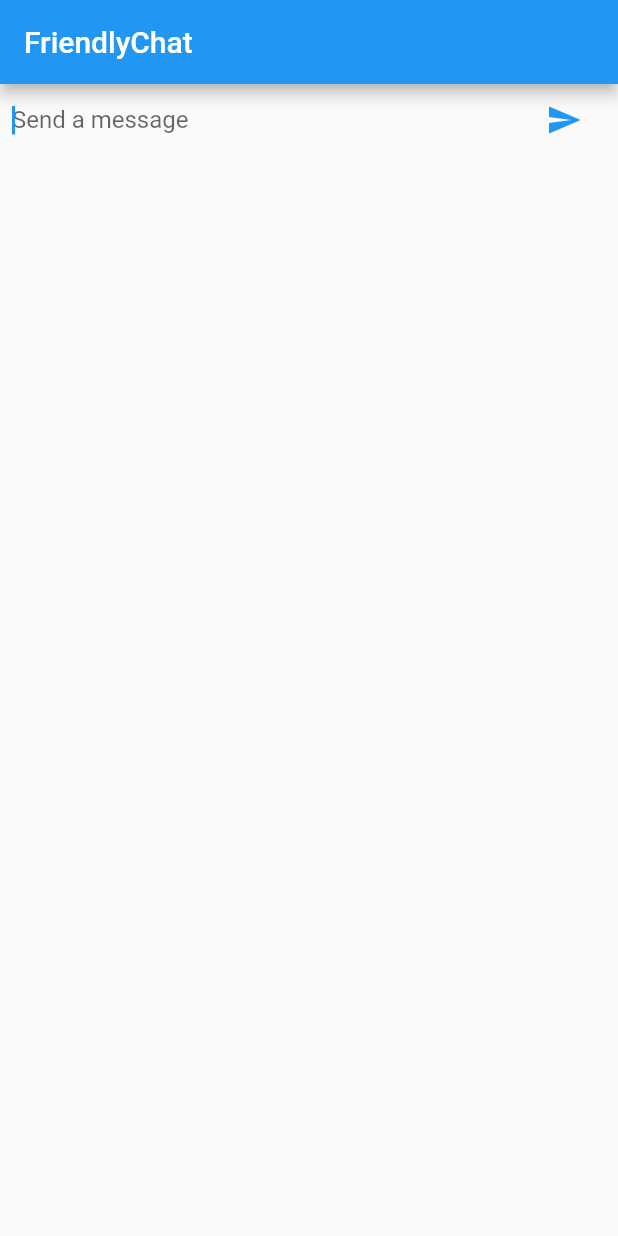
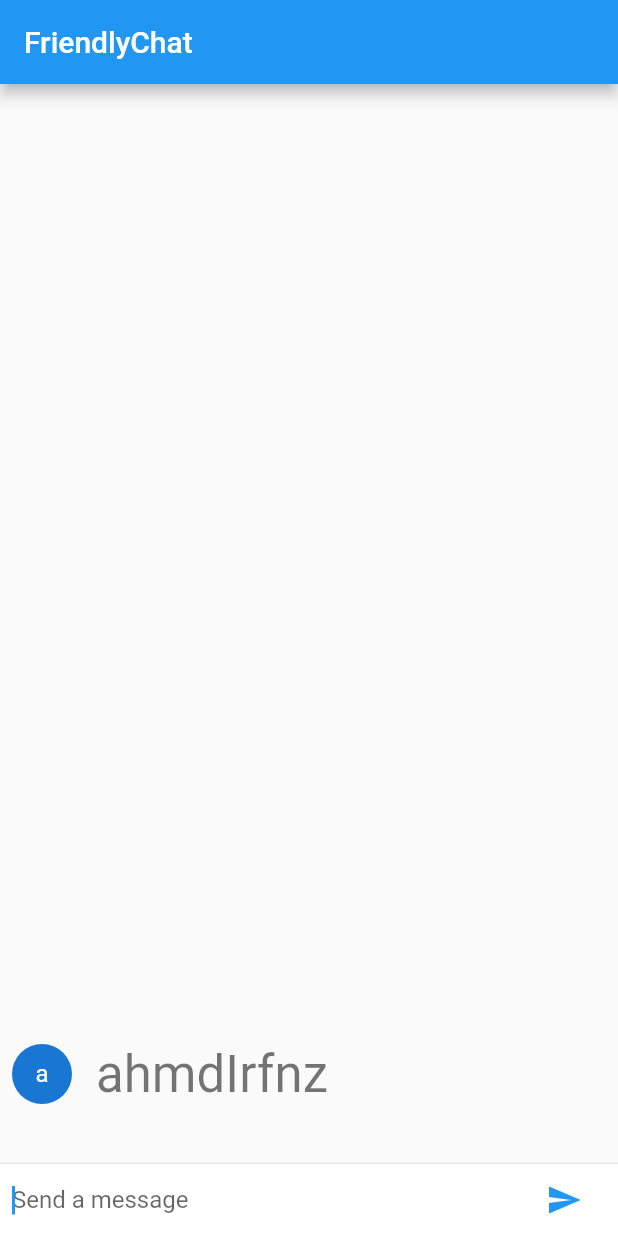
Before and after one commit to ahmdirfnz/learn-flutter, a Flutter app: the screen it shows after launch, after a tap on the "send" icon, on a phone screen of 412 x 824 dp. Run offline on Flutter 3.47's test engine with Material 2 defaults, Android fonts, the phone set to English and light mode, and no system bars.

```diff
--- a/lib/main.dart
+++ b/lib/main.dart
@@ -21,16 +21,20 @@ class FriendlyChatApp extends StatelessWidget {
 }
 
 class ChatMessage extends StatelessWidget {
-  const ChatMessage({
-    required this.text,
-    Key? key
-  }) : super(key: key);
+  const ChatMessage(
+      {required this.text, required this.animationController, Key? key})
+      : super(key: key);
 
   final String text;
+  final AnimationController animationController;
 
   @override
   Widget build(BuildContext context) {
-    return Container(
+    return SizeTransition(
+      sizeFactor:
+          CurvedAnimation(parent: animationController, curve: Curves.easeOut),
+      axisAlignment: 0.0,
+      child: Container(
         margin: const EdgeInsets.symmetric(vertical: 10.0),
         child: Row(
           crossAxisAlignment: CrossAxisAlignment.start,
@@ -51,10 +55,10 @@ class ChatMessage extends StatelessWidget {
             )
           ],
         ),
+      ),
     );
   }
 }
-
 
 class ChatScreen extends StatefulWidget {
   const ChatScreen({Key? key}) : super(key: key);
@@ -63,7 +67,7 @@ class ChatScreen extends StatefulWidget {
   State<ChatScreen> createState() => _ChatScreenState();
 }
 
-class _ChatScreenState extends State<ChatScreen> {
+class _ChatScreenState extends State<ChatScreen> with TickerProviderStateMixin {
   final List<ChatMessage> _messages = [];
   final _textController = TextEditingController();
   final FocusNode _focusNode = FocusNode();
@@ -72,7 +76,23 @@ class _ChatScreenState extends State<ChatScreen> {
   Widget build(BuildContext context) {
     return Scaffold(
       appBar: AppBar(title: const Text('FriendlyChat')),
-      body: _buildTextComposer(),
+      body: Column(
+        children: [
+          Flexible(
+            child: ListView.builder(
+              padding: const EdgeInsets.all(8.0),
+              reverse: true,
+              itemBuilder: (_, index) => _messages[index],
+              itemCount: _messages.length,
+            ),
+          ),
+          const Divider(height: 1.0),
+          Container(
+            decoration: BoxDecoration(color: Theme.of(context).cardColor),
+            child: _buildTextComposer(),
+          ),
+        ],
+      ),
     );
   }
 
@@ -109,10 +129,23 @@ class _ChatScreenState extends State<ChatScreen> {
     _textController.clear();
     var message = ChatMessage(
       text: text,
+      animationController: AnimationController(
+        duration: const Duration(milliseconds: 400),
+        vsync: this,
+      ),
     );
     setState(() {
       _messages.insert(0, message);
     });
     _focusNode.requestFocus();
+    message.animationController.forward();
+  }
+
+  @override
+  void dispose() {
+    for (var message in _messages) {
+      message.animationController.dispose();
+    }
+    super.dispose();
   }
 }
```
Lines whose indentation alone changed are shown as unchanged.
